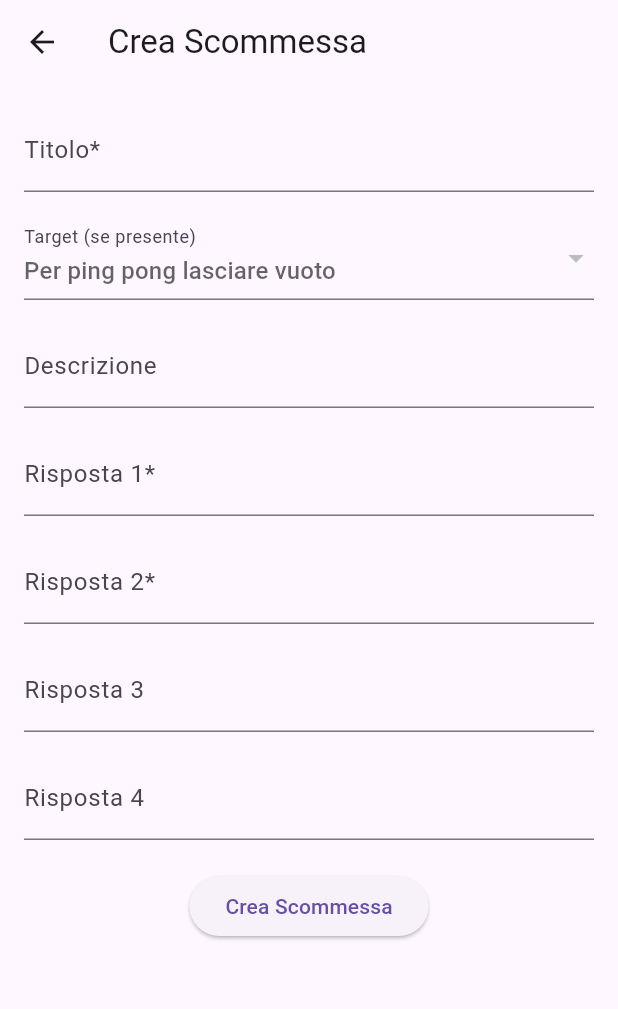
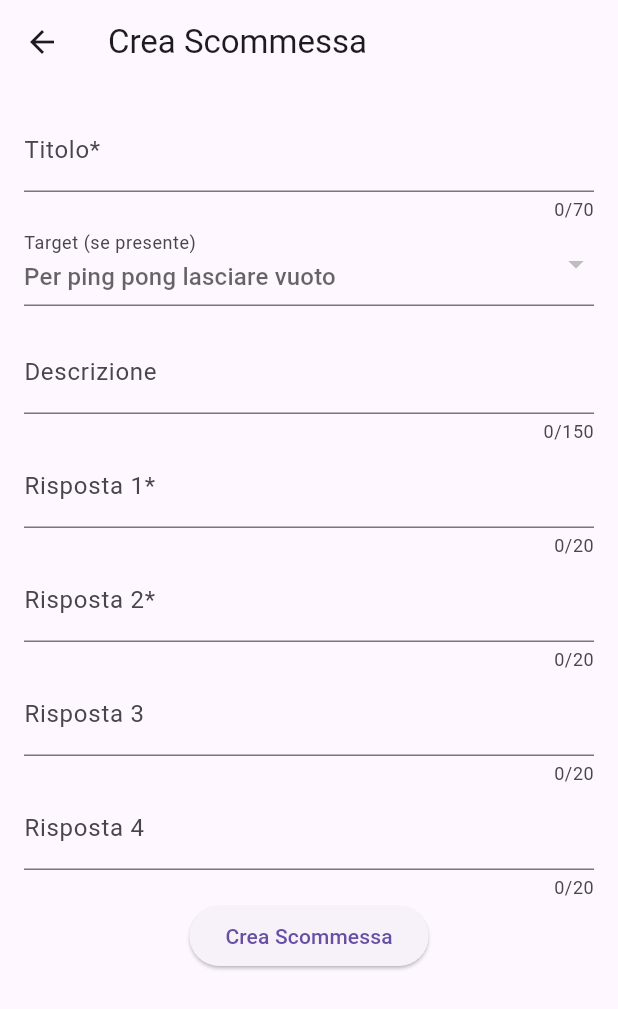
Before and after one commit to morenoboasso/CodeBets, a Flutter app: the CreateBetPage screen opened directly, on a phone screen of 412 x 824 dp. Shown: the top 1009 px of the screen. Run offline on Flutter 3.47's test engine with Material 3 defaults, Android fonts, the phone set to English and light mode, and no system bars; our stand-ins replace cloud_firestore, firebase_core, get, get_storage; accounts and stored records are empty.

Commit message:
minor layout changes

```diff
--- a/lib/pages/bets/create_bet.dart
+++ b/lib/pages/bets/create_bet.dart
@@ -70,8 +70,8 @@ class _CreateBetPageState extends State<CreateBetPage> {
                   onSaved: (newValue) {
                     _title = newValue!;
                   },
+                  maxLength: 70,
                 ),
-                const SizedBox(height: 16),
                 DropdownButtonFormField<String>(
                   value: _selectedUser,
                   items: _usersList.map((String user) {
@@ -94,16 +94,15 @@ class _CreateBetPageState extends State<CreateBetPage> {
                 TextFormField(
                   decoration: const InputDecoration(
                     labelText: 'Descrizione',
-                    hintText:
-                        "Es. Chi dimenticherà qualcosa nella sala ping pong?",
+                    hintText: "Es. Chi dimenticherà qualcosa nella sala ping pong?",
                     hintStyle: TextStyle(fontSize: 12),
                   ),
                   onChanged: (value) {
                     _description = value;
                   },
-                  maxLines: null, // Per consentire più righe di testo
+                  maxLines: null,
+                  maxLength: 150,
                 ),
-                const SizedBox(height: 16),
                 TextFormField(
                   decoration: const InputDecoration(
                     labelText: 'Risposta 1*',
@@ -119,8 +118,8 @@ class _CreateBetPageState extends State<CreateBetPage> {
                   onSaved: (newValue) {
                     _answer1 = newValue!;
                   },
+                  maxLength: 20,
                 ),
-                const SizedBox(height: 16),
                 TextFormField(
                   decoration: const InputDecoration(
                     labelText: 'Risposta 2*',
@@ -136,8 +135,8 @@ class _CreateBetPageState extends State<CreateBetPage> {
                   onSaved: (newValue) {
                     _answer2 = newValue!;
                   },
+                  maxLength: 20,
                 ),
-                const SizedBox(height: 16),
                 TextFormField(
                   decoration: const InputDecoration(
                     labelText: 'Risposta 3',
@@ -147,8 +146,9 @@ class _CreateBetPageState extends State<CreateBetPage> {
                   onSaved: (newValue) {
                     _answer3 = newValue ?? '';
                   },
+                  maxLength: 20,
+
                 ),
-                const SizedBox(height: 16),
                 TextFormField(
                   decoration: const InputDecoration(
                     labelText: 'Risposta 4',
@@ -158,8 +158,9 @@ class _CreateBetPageState extends State<CreateBetPage> {
                   onSaved: (newValue) {
                     _answer4 = newValue ?? '';
                   },
+                  maxLength: 20,
+
                 ),
-                const SizedBox(height: 20),
                 Center(
                   child: ElevatedButton(
                     onPressed: () {
@@ -197,7 +198,7 @@ class _CreateBetPageState extends State<CreateBetPage> {
         },
         tooltip: "Cancella tutte le scommesse e le risposte",
         icon: const Icon(Icons.delete_sweep),
-        label: const Text('Clear Scommesse'),
+        label: const Text('Clear'),
       )
           : null,
 
```
Also changed, not shown: lib/pages/bets/active_bets.dart (+21 -19 lines), lib/widgets/bet_card.dart (+53 -22 lines).
